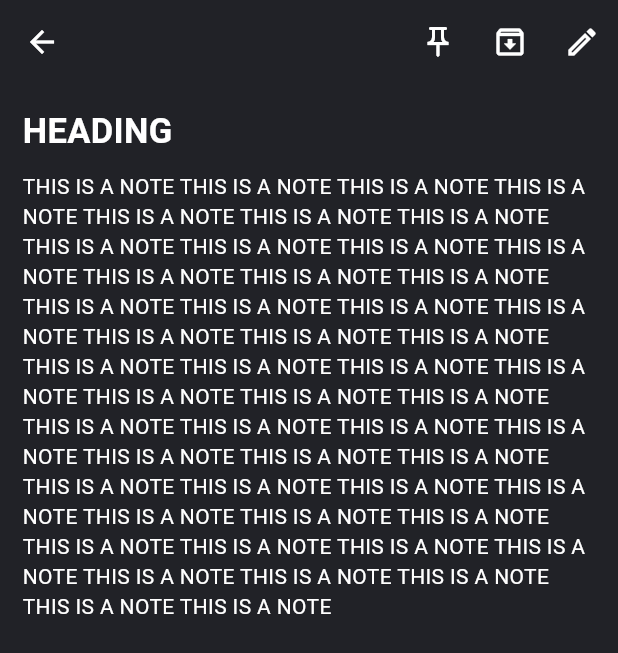
After one commit to Swati01012002/Google_Keep_Notes, a Flutter app: the screen it shows after launch, after a tap on "HEADING", on a phone screen of 412 x 824 dp. The commit adds this screen. Shown: the top 653 px of the screen. Run offline on Flutter 3.47's test engine with Material 3 defaults, Android fonts, the light colour scheme and no system bars.

Commit message:
Note View function added

```diff
--- /dev/null
+++ b/lib/NoteView.dart
@@ -0,0 +1,62 @@
+import 'package:flutter/material.dart';
+import 'package:google_keep_notes/colors.dart';
+
+class NoteView extends StatefulWidget {
+  const NoteView({super.key});
+
+  @override
+  State<NoteView> createState() => _NoteViewState();
+}
+
+class _NoteViewState extends State<NoteView> {
+  String note =
+      "THIS IS A NOTE THIS IS A NOTE THIS IS A NOTE THIS IS A NOTE THIS IS A NOTE THIS IS A NOTE THIS IS A NOTE THIS IS A NOTE THIS IS A NOTE THIS IS A NOTE THIS IS A NOTE THIS IS A NOTE THIS IS A NOTE THIS IS A NOTE THIS IS A NOTE THIS IS A NOTE THIS IS A NOTE THIS IS A NOTE THIS IS A NOTE THIS IS A NOTE THIS IS A NOTE THIS IS A NOTE THIS IS A NOTE THIS IS A NOTE THIS IS A NOTE THIS IS A NOTE THIS IS A NOTE THIS IS A NOTE THIS IS A NOTE THIS IS A NOTE THIS IS A NOTE THIS IS A NOTE THIS IS A NOTE THIS IS A NOTE THIS IS A NOTE THIS IS A NOTE THIS IS A NOTE THIS IS A NOTE THIS IS A NOTE THIS IS A NOTE THIS IS A NOTE THIS IS A NOTE THIS IS A NOTE THIS IS A NOTE THIS IS A NOTE THIS IS A NOTE THIS IS A NOTE THIS IS A NOTE THIS IS A NOTE THIS IS A NOTE THIS IS A NOTE ";
+  @override
+  Widget build(BuildContext context) {
+    return Scaffold(
+      backgroundColor: bgColor,
+      appBar: AppBar(
+        iconTheme: IconThemeData(color: white),
+        backgroundColor: bgColor,
+        elevation: 0.0,
+        actions: [
+          IconButton(
+            splashRadius: 17,
+            onPressed: () {},
+            icon: Icon(Icons.push_pin_outlined),
+          ),
+          IconButton(
+            splashRadius: 17,
+            onPressed: () {},
+            icon: Icon(Icons.archive_outlined),
+          ),
+          IconButton(
+            splashRadius: 17,
+            onPressed: () {},
+            icon: Icon(Icons.edit_outlined),
+          )
+        ],
+      ),
+      body: Container(
+        padding: EdgeInsets.all(15),
+        child: Column(
+          crossAxisAlignment: CrossAxisAlignment.start,
+          children: [
+            Text(
+              "HEADING",
+              style: TextStyle(
+                  color: white, fontSize: 23, fontWeight: FontWeight.bold),
+            ),
+            SizedBox(
+              height: 10,
+            ),
+            Text(
+              note,
+              style: TextStyle(color: white),
+            )
+          ],
+        ),
+      ),
+    );
+  }
+}
--- a/lib/home.dart
+++ b/lib/home.dart
@@ -2,6 +2,7 @@ import 'dart:ui';
 import 'package:flutter/widgets.dart';
 import 'package:flutter_staggered_grid_view/flutter_staggered_grid_view.dart';
 import 'package:flutter/material.dart';
+import 'package:google_keep_notes/NoteView.dart';
 import 'package:google_keep_notes/SideMenuBar.dart';
 import 'package:google_keep_notes/colors.dart';
 
@@ -149,7 +150,14 @@ class _HomeState extends State<Home> {
                 crossAxisSpacing: 12,
                 crossAxisCount: 4,
                 staggeredTileBuilder: (index) => StaggeredTile.fit(2),
-                itemBuilder: (context, index) => Container(
+                itemBuilder: (context, index) => InkWell(
+                      onTap: () {
+                        Navigator.push(
+                            context,
+                            MaterialPageRoute(
+                                builder: (context) => NoteView()));
+                      },
+                      child: Container(
                         padding: EdgeInsets.all(10),
                         decoration: BoxDecoration(
                             border: Border.all(color: white.withOpacity(0.4)),
@@ -176,6 +184,7 @@ class _HomeState extends State<Home> {
                               style: TextStyle(color: white),
                             ),
                           ],
+                        ),
                       ),
                     )),
           ),
```
Lines whose indentation alone changed are shown as unchanged.
